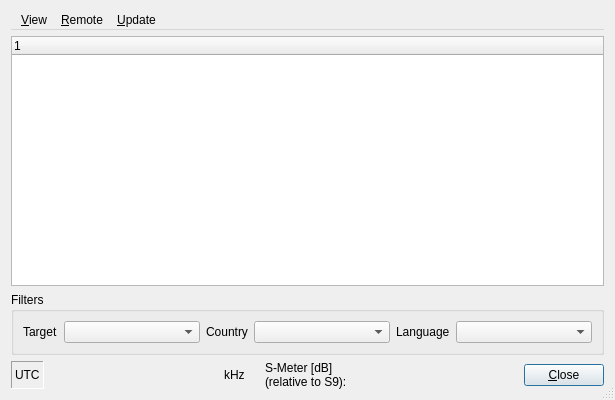
Old version of the form dream/src/GUI-QT/StationsDlgbase.ui in the repository mmjee/dream-patched.
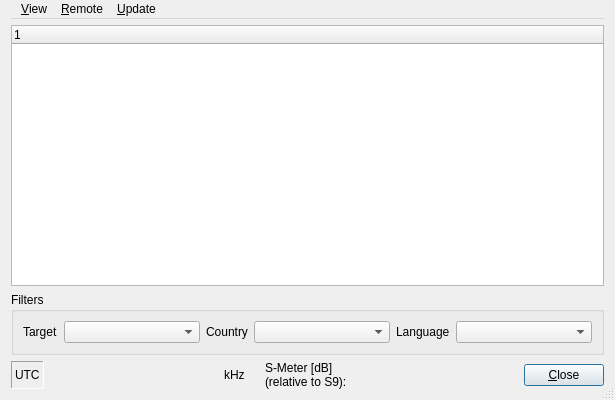
New version of the form. Custom widgets are drawn as their Qt base class.

Commit message: set top margin to zero

```diff
--- a/dream/src/GUI-QT/StationsDlgbase.ui
+++ b/dream/src/GUI-QT/StationsDlgbase.ui
@@ -17,6 +17,9 @@
    <bool>true</bool>
   </property>
   <layout class="QVBoxLayout" name="verticalLayout">
+   <property name="topMargin">
+    <number>0</number>
+   </property>
    <item>
     <widget class="QMenuBar" name="menubar">
      <widget class="QMenu" name="menuView">
```
The commit also changes 1 other file.
